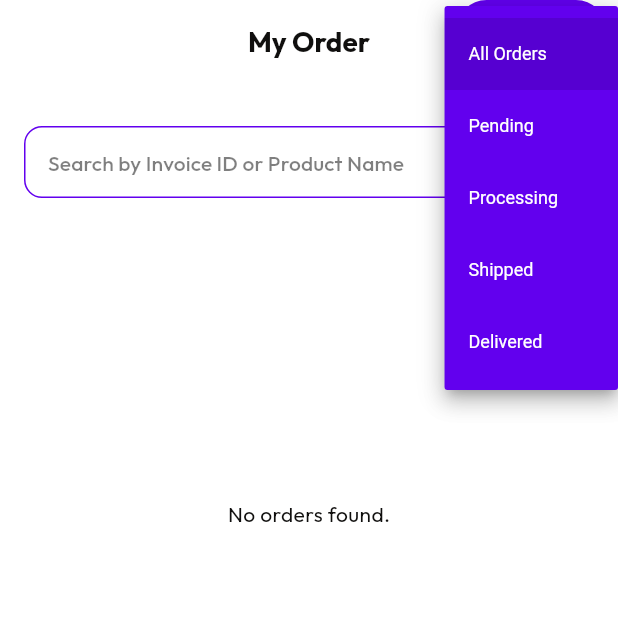
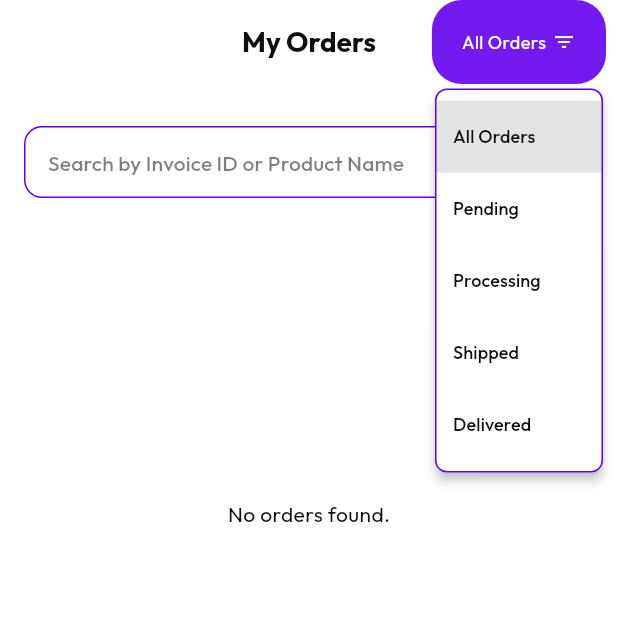
Before and after one commit to Irfanhossain909/el_mago, a Flutter app: the RetailerMyOrderScreen screen opened by its route, after a tap on "All Orders", on a phone screen of 412 x 824 dp, the top half of it. Run offline on Flutter 3.47's test engine with Material 3 defaults, Android fonts, the light colour scheme and no system bars; our stand-ins replace cached_network_image, dio, fl_chart, flutter_cache_manager, flutter_html, flutter_spinkit and 9 more; accounts and stored records are empty; network calls fail; statements that could not run were skipped.

Commit message:
modify UI for dropdown in retailer section and show no order in the dashboard if no data is present

```diff
--- a/lib/screens/retailer_dash_board/retailer_dash_board.dart
+++ b/lib/screens/retailer_dash_board/retailer_dash_board.dart
@@ -9,6 +9,7 @@ import 'package:el_mago/widgets/app_circle_card/circle_icon_with_bg.dart';
 import 'package:el_mago/widgets/app_image/app_image.dart';
 import 'package:el_mago/widgets/app_log/gap.dart';
 import 'package:el_mago/widgets/app_text/app_text.dart';
+import 'package:el_mago/widgets/app_text/custom_text.dart';
 import 'package:el_mago/widgets/appbar/custom_appbar.dart';
 import 'package:flutter/material.dart';
 import 'package:fluttertoast/fluttertoast.dart';
@@ -63,6 +64,7 @@ class RetailerDashBoard extends StatelessWidget {
         ],
       ),
       body: RefreshIndicator(
+        color: AppColor.blue,
         onRefresh: () => controller.refreshAllData(),
         child: Padding(
           padding: EdgeInsets.all(AppSize.width(value: 16)),
@@ -117,6 +119,20 @@ class RetailerDashBoard extends StatelessWidget {
                           top: AppSize.size.height * 0.02,
                         ),
                         child: Center(child: CircularProgressIndicator()),
+                      );
+                    }
+
+                    if (controller.getAllProducts.isEmpty) {
+                      return Padding(
+                        padding: EdgeInsets.only(
+                          top: AppSize.size.height * 0.3,
+                        ),
+                        child: Center(
+                          child: CustomText(
+                            text: "No products found.",
+                            fontSize: 16,
+                          ),
+                        ),
                       );
                     }
 
--- a/lib/screens/retailer_my_order_screen/retailer_my_order_screen.dart
+++ b/lib/screens/retailer_my_order_screen/retailer_my_order_screen.dart
@@ -20,7 +20,7 @@ class RetailerMyOrderScreen extends StatelessWidget {
 
     return Scaffold(
       appBar: CustomAppbar(
-        title: 'My Order',
+        title: 'My Orders',
         autoShowLeading: false,
         action: [
           Padding(
@@ -32,38 +32,57 @@ class RetailerMyOrderScreen extends StatelessWidget {
                   vertical: 4,
                 ),
                 decoration: BoxDecoration(
-                  color: AppColor.blue,
+                  color: AppColor.blue500,
                   borderRadius: BorderRadius.circular(20),
                 ),
-                child: DropdownButtonHideUnderline(
-                  child: DropdownButton<String>(
-                    value: controller.selectedFilter.value,
-                    icon: const Icon(
+                child: PopupMenuButton<String>(
+                  initialValue: controller.selectedFilter.value,
+                  icon: Row(
+                    mainAxisSize: MainAxisSize.min,
+                    children: [
+                      Text(
+                        controller.filterLabels[controller.filterOptions
+                            .indexOf(controller.selectedFilter.value)],
+                        style: const TextStyle(
+                          color: Colors.white,
+                          fontSize: 12,
+                        ),
+                      ),
+                      const SizedBox(width: 4),
+                      const Icon(
                         Icons.filter_list,
                         color: Colors.white,
                         size: 16,
                       ),
-                    dropdownColor: AppColor.blue,
-                    style: const TextStyle(color: Colors.white, fontSize: 12),
-                    items: controller.filterOptions.asMap().entries.map((
+                    ],
+                  ),
+                  color: Colors.white,
+                  shape: RoundedRectangleBorder(
+                    borderRadius: BorderRadius.circular(8),
+                    side: BorderSide(color: AppColor.blue, width: 1),
+                  ),
+                  offset: const Offset(
+                    10,
+                    55,
+                  ), // Position dropdown below the button
+                  itemBuilder: (BuildContext context) {
+                    return controller.filterOptions.asMap().entries.map((
                       entry,
                     ) {
                       int index = entry.key;
                       String value = entry.value;
-                      return DropdownMenuItem<String>(
+                      return PopupMenuItem<String>(
                         value: value,
                         child: Text(
                           controller.filterLabels[index],
-                          style: const TextStyle(fontSize: 12),
+                          style: TextStyle(color: AppColor.black, fontSize: 12),
                         ),
                       );
-                    }).toList(),
-                    onChanged: (String? newValue) {
-                      if (newValue != null) {
+                    }).toList();
+                  },
+                  onSelected: (String newValue) {
                     controller.onFilterChanged(newValue);
-                      }
                   },
-                  ),
                 ),
               ),
             ),
--- a/lib/screens/sales_my_order/sales_my_order_screen.dart
+++ b/lib/screens/sales_my_order/sales_my_order_screen.dart
@@ -75,7 +75,7 @@ class SalesMyOrderScreen extends StatelessWidget {
                         value: value,
                         child: Text(
                           controller.filterLabels[index],
-                          style: TextStyle(color: AppColor.blue, fontSize: 12),
+                          style: TextStyle(color: AppColor.black, fontSize: 12),
                         ),
                       );
                     }).toList();
```
Lines whose indentation alone changed are shown as unchanged.
